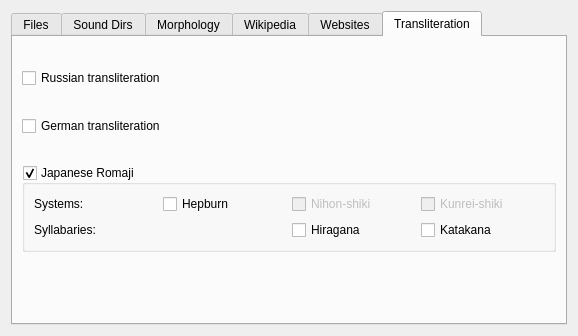
Before: the Qt Designer form sources.ui in goldendict/goldendict, drawn with Qt 5.
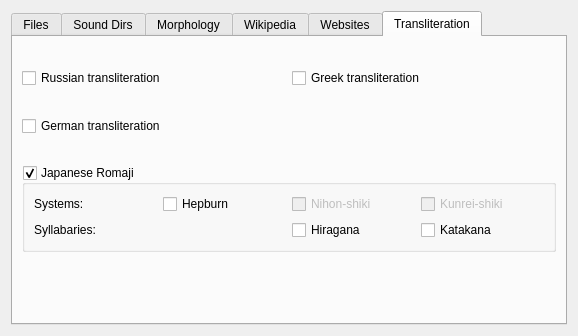
After: the same form once the commit is applied. The open tabs and pages were chosen to show the change. Icons and pictures are not drawn.

Commit message: Greek transliteration by Jennie Petoumenou.

The edit to the form file:
```diff
--- a/sources.ui
+++ b/sources.ui
@@ -353,6 +353,8 @@
         </spacer>
        </item>
        <item>
+        <layout class="QGridLayout" name="gridLayout_2">
+         <item row="0" column="0">
         <widget class="QCheckBox" name="enableRussianTransliteration">
          <property name="text">
           <string>Russian transliteration</string>
@@ -363,7 +365,18 @@
          </property>
         </widget>
        </item>
-       <item>
+         <item row="0" column="1">
+          <widget class="QCheckBox" name="enableGreekTransliteration">
+           <property name="text">
+            <string>Greek transliteration</string>
+           </property>
+           <property name="icon">
+            <iconset resource="flags.qrc">
+             <normaloff>:/flags/gr.png</normaloff>:/flags/gr.png</iconset>
+           </property>
+          </widget>
+         </item>
+         <item row="1" column="0">
         <spacer name="verticalSpacer_6">
          <property name="orientation">
           <enum>Qt::Vertical</enum>
@@ -376,7 +389,7 @@
          </property>
         </spacer>
        </item>
-       <item>
+         <item row="2" column="0">
         <widget class="QCheckBox" name="enableGermanTransliteration">
          <property name="text">
           <string>German transliteration</string>
@@ -386,6 +399,8 @@
            <normaloff>:/flags/de.png</normaloff>:/flags/de.png</iconset>
          </property>
         </widget>
+         </item>
+        </layout>
        </item>
        <item>
         <spacer name="verticalSpacer_7">
```
Lines whose indentation alone changed are shown as unchanged. The commit also changes 7 other files.
